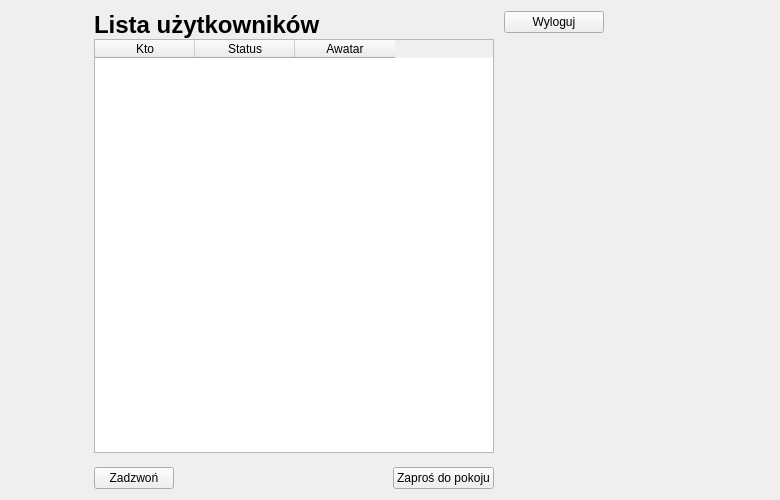
This is JaroEliCall/gui/ui/main.ui in jaroslaw-wieczorek/Project_IP_Telephony_Python_Voip as Qt 5 draws it before an edit. The edited form follows.
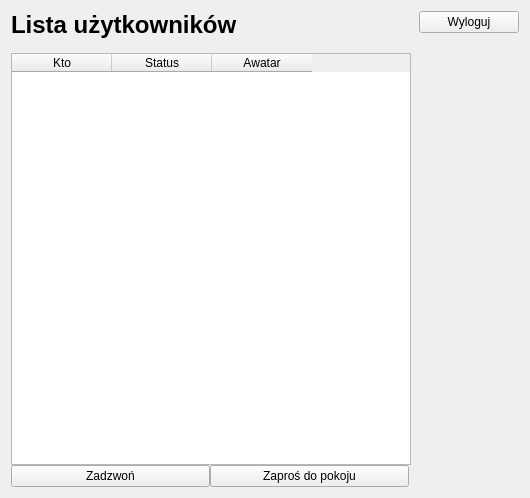
This is the edited form. Icons and pictures are not drawn.

What changed in the file:
```diff
--- a/JaroEliCall/gui/ui/main.ui
+++ b/JaroEliCall/gui/ui/main.ui
@@ -6,10 +6,16 @@
    <rect>
     <x>0</x>
     <y>0</y>
-    <width>780</width>
-    <height>500</height>
+    <width>530</width>
+    <height>498</height>
    </rect>
   </property>
+  <property name="minimumSize">
+   <size>
+    <width>530</width>
+    <height>498</height>
+   </size>
+  </property>
   <property name="windowTitle">
    <string>JaroEliCall</string>
   </property>
@@ -43,7 +49,17 @@
           <set>Qt::AlignLeading|Qt::AlignLeft|Qt::AlignTop</set>
          </property>
          <property name="margin">
-          <number>5</number>
+          <number>2</number>
+         </property>
+        </widget>
+       </item>
+       <item>
+        <widget class="QLabel" name="label_info">
+         <property name="text">
+          <string/>
+         </property>
+         <property name="margin">
+          <number>6</number>
          </property>
         </widget>
        </item>
@@ -121,18 +137,32 @@
          </column>
          <column>
           <property name="text">
-           <string>Awatar</string>
+           <string notr="true">Awatar</string>
+          </property>
+          <property name="toolTip">
+           <string notr="true"/>
+          </property>
+          <property name="whatsThis">
+           <string notr="true"/>
+          </property>
+          <property name="font">
+           <font>
+            <stylestrategy>PreferDefault</stylestrategy>
+            <kerning>false</kerning>
+           </font>
+          </property>
+          <property name="foreground">
+           <brush brushstyle="SolidPattern">
+            <color alpha="255">
+             <red>0</red>
+             <green>0</green>
+             <blue>0</blue>
+            </color>
+           </brush>
           </property>
          </column>
         </widget>
        </item>
-       <item>
-        <widget class="QLabel" name="label_info">
-         <property name="text">
-          <string/>
-         </property>
-        </widget>
-       </item>
        <item>
         <layout class="QHBoxLayout" name="horizontalLayout_5">
          <item>
@@ -142,19 +172,6 @@
            </property>
           </widget>
          </item>
-         <item>
-          <spacer name="horizontal_spacer_between_buttons">
-           <property name="orientation">
-            <enum>Qt::Horizontal</enum>
-           </property>
-           <property name="sizeHint" stdset="0">
-            <size>
-             <width>40</width>
-             <height>20</height>
-            </size>
-           </property>
-          </spacer>
-         </item>
          <item>
           <widget class="QPushButton" name="push_button_invite">
            <property name="text">
```
